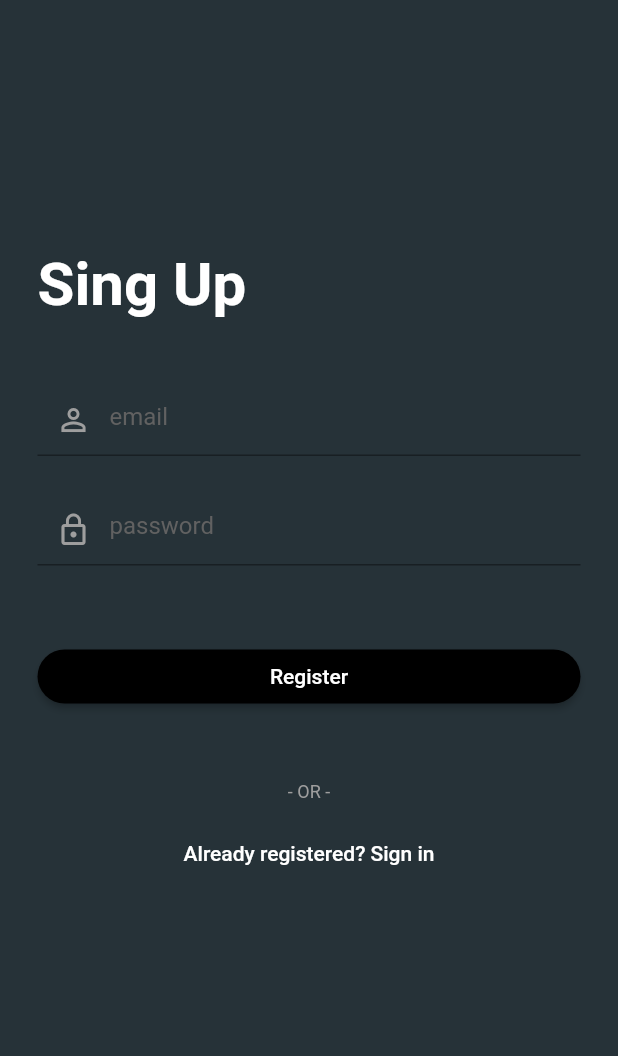
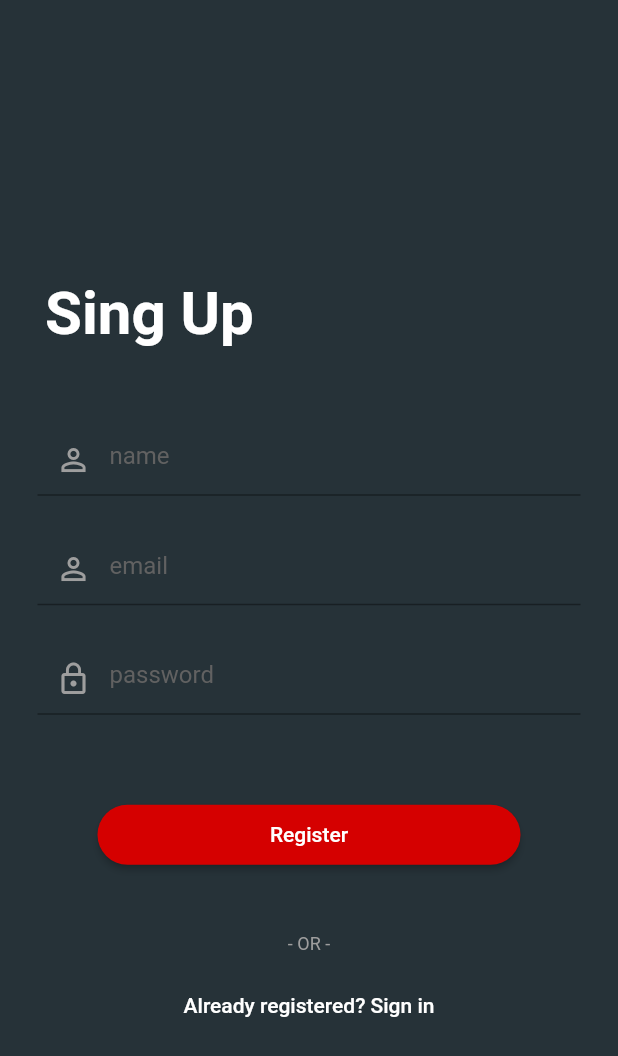
Before and after one commit to Numam2/Mars-Corporate-Wellness, a Flutter app: the screen it shows after launch, after a tap on "Sign In", after a tap on "Not registered? Sign up", on a phone screen of 412 x 824 dp. Shown: the top 1056 px of the screen. Run offline on Flutter 3.47's test engine with Material 2 defaults, Android fonts, the phone set to English and light mode, and no system bars; our stand-ins replace firebase_auth, flutter_spinkit; accounts and stored records are empty.

Commit message:
First commmit

```diff
--- a/lib/Screens/Authenticate/SignIn.dart
+++ b/lib/Screens/Authenticate/SignIn.dart
@@ -1,5 +1,6 @@
 import 'package:flutter/material.dart';
 import 'package:personal_trainer/Firebase_Services/auth.dart';
+import 'package:personal_trainer/Screens/Home/Inicio_Navigate.dart';
 import 'package:personal_trainer/Shared/Loading.dart';
 
 
@@ -25,6 +26,10 @@ String email = "";
 String password = "";
 String error = "";
 
+goHome(){
+    Navigator.push(context, MaterialPageRoute(builder: (context) => InicioNew()));
+  }
+
 ////////////////////////////////////////// Start Widget tree visible in Screen ///////////////////////////////////////////
 
 
@@ -42,13 +47,17 @@ return loading ? Loading() : Scaffold(
           ),
         ),
 
-      body: Stack(children: <Widget>[
+      body: Column(
+        mainAxisAlignment: MainAxisAlignment.center,
+        crossAxisAlignment: CrossAxisAlignment.start,
+        children: <Widget>[
 
         ////// First Text
         Container(
-          padding: EdgeInsets.fromLTRB(25.0, 110.0, 0.0, 0.0),
+          padding: EdgeInsets.fromLTRB(30.0, 0, 30.0, 0.0),
           child: Text(
                   "Log in",
+                  textAlign: TextAlign.left,
                   style: TextStyle(
                     fontSize: 40.0, fontFamily: "Roboto", fontWeight: FontWeight.bold, color: Colors.white
                   )
@@ -57,7 +66,7 @@ return loading ? Loading() : Scaffold(
 
         ////// Register form
         Container(
-          padding: EdgeInsets.fromLTRB(25.0, 175.0, 25.0, 0.0),
+          padding: EdgeInsets.fromLTRB(25.0, 25, 25.0, 0.0),
           child:Form(
             key: _formKey,
             child: Column(
@@ -67,7 +76,10 @@ return loading ? Loading() : Scaffold(
                   ///Email input
                   SizedBox(height: 25),
                   TextFormField(
+                    keyboardType: TextInputType.emailAddress,
+                    style: TextStyle(color:Colors.white),
                     validator: (val) => val.isEmpty ? "Enter an email" : null,
+                    cursorColor: Colors.redAccent[700],
                     decoration: InputDecoration(
                       hintText: "email",
                       hintStyle: TextStyle(color: Colors.grey.shade700),
@@ -76,7 +88,7 @@ return loading ? Loading() : Scaffold(
                         color: Colors.grey,
                       ),
                       focusedBorder: UnderlineInputBorder(
-                        borderSide: BorderSide(color: Colors.lightBlueAccent)
+                        borderSide: BorderSide(color: Colors.redAccent[700])
                       )
                     ),
                     onChanged: (val){
@@ -87,7 +99,9 @@ return loading ? Loading() : Scaffold(
                   ///Password input
                   SizedBox(height: 25),
                   TextFormField(
+                    style: TextStyle(color:Colors.white),
                     validator: (val) => val.length < 6 ? "Your password must have at least 6 characters" : null,
+                    cursorColor: Colors.redAccent[700],
                     decoration: InputDecoration(
                       hintText: "password",
                       hintStyle: TextStyle(color: Colors.grey.shade700),
@@ -96,7 +110,7 @@ return loading ? Loading() : Scaffold(
                         color: Colors.grey,
                       ),
                       focusedBorder: UnderlineInputBorder(
-                        borderSide: BorderSide(color: Colors.lightBlueAccent)
+                        borderSide: BorderSide(color: Colors.redAccent[700])
                       )
                     ),
                     obscureText: true,
@@ -106,9 +120,12 @@ return loading ? Loading() : Scaffold(
                   ),
 
                   ///Button Register
-                  SizedBox(height: 50),
-                  RaisedButton(
-                    color: Colors.black,
+                  SizedBox(height: 60),
+                  Container(
+                    padding: EdgeInsets.only(left:40,right:40),
+                    height: 40,
+                    child: RaisedButton(
+                      color: Colors.redAccent[700],
                       child: Text(
                         "Sign In",
                         style: TextStyle(
@@ -122,6 +139,7 @@ return loading ? Loading() : Scaffold(
                         if (_formKey.currentState.validate()){
                             setState(() => loading = true);
                             dynamic result = await _auth.signInWithEmailAndPassword(email,password);
+                            goHome();
                             if (result == null){
                               setState((){
                                 error = "Could not sign in with those credentials";
@@ -130,6 +148,7 @@ return loading ? Loading() : Scaffold(
                           }
                         }
                       }
+                    ),
                   ),
 
                    //Show error if threr is an error signing in
--- a/lib/Screens/Authenticate/register.dart
+++ b/lib/Screens/Authenticate/register.dart
@@ -1,5 +1,8 @@
+import 'package:firebase_auth/firebase_auth.dart';
 import "package:flutter/material.dart";
 import 'package:personal_trainer/Firebase_Services/auth.dart';
+import 'package:personal_trainer/Firebase_Services/database.dart';
+import 'package:personal_trainer/Screens/Profile/Onboarding.dart';
 
 class Register extends StatefulWidget {
 
@@ -16,6 +19,7 @@ final AuthService _auth = AuthService();
 final _formKey = GlobalKey<FormState>();
 
 //Text field state
+String name = "";
 String email = "";
 String password = "";
 String error = "";
@@ -35,11 +39,14 @@ String error = "";
           ),
         ),
 
-      body: Stack(children: <Widget>[
+      body: Column(
+        mainAxisAlignment: MainAxisAlignment.center,
+        crossAxisAlignment: CrossAxisAlignment.start,
+        children: <Widget>[
 
         ////// First Text
         Container(
-          padding: EdgeInsets.fromLTRB(25.0, 110.0, 0.0, 0.0),
+          padding: EdgeInsets.fromLTRB(30.0, 0, 30.0, 0.0),
           child: Text(
                   "Sing Up",
                   style: TextStyle(
@@ -50,17 +57,42 @@ String error = "";
 
         ////// Register form
         Container(
-          padding: EdgeInsets.fromLTRB(25.0, 175.0, 25.0, 0.0),
+          padding: EdgeInsets.fromLTRB(25.0, 25.0, 25.0, 0.0),
           child:Form(
             key: _formKey,
             child: Column(
               crossAxisAlignment: CrossAxisAlignment.stretch,
               children: <Widget>[
 
+                  ///Name input
+                  SizedBox(height: 25),
+                  TextFormField(
+                    style: TextStyle(color:Colors.white),
+                    validator: (val) => val.isEmpty ? "Please enter a name" : null,
+                    cursorColor: Colors.redAccent[700],
+                    decoration: InputDecoration(
+                      hintText: "name",
+                      hintStyle: TextStyle(color: Colors.grey.shade700),
+                      prefixIcon: Icon(
+                        Icons.person_outline,
+                        color: Colors.grey,
+                      ),
+                      focusedBorder: UnderlineInputBorder(
+                        borderSide: BorderSide(color: Colors.redAccent[700])
+                      )
+                    ),
+                    onChanged: (val){
+                      setState(() => name = val);
+                    },
+                  ),
+
                   ///Email input
                   SizedBox(height: 25),
                   TextFormField(
+                    keyboardType: TextInputType.emailAddress,
+                    style: TextStyle(color:Colors.white),
                     validator: (val) => val.isEmpty ? "Enter an email" : null,
+                    cursorColor: Colors.redAccent[700],
                     decoration: InputDecoration(
                       hintText: "email",
                       hintStyle: TextStyle(color: Colors.grey.shade700),
@@ -69,7 +101,7 @@ String error = "";
                         color: Colors.grey,
                       ),
                       focusedBorder: UnderlineInputBorder(
-                        borderSide: BorderSide(color: Colors.lightBlueAccent)
+                        borderSide: BorderSide(color: Colors.redAccent[700])
                       )
                     ),
                     onChanged: (val){
@@ -80,7 +112,9 @@ String error = "";
                   ///Password input
                   SizedBox(height: 25),
                   TextFormField(
+                    style: TextStyle(color:Colors.white),
                     validator: (val) => val.length < 6 ? "Your password must have at least 6 characters" : null,
+                    cursorColor: Colors.redAccent[700],
                     decoration: InputDecoration(
                       hintText: "password",
                       hintStyle: TextStyle(color: Colors.grey.shade700),
@@ -89,7 +123,7 @@ String error = "";
                         color: Colors.grey,
                       ),
                       focusedBorder: UnderlineInputBorder(
-                        borderSide: BorderSide(color: Colors.lightBlueAccent)
+                        borderSide: BorderSide(color: Colors.redAccent[700])
                       )
                     ),
                     obscureText: true,
@@ -99,9 +133,12 @@ String error = "";
                   ),
 
                   ///Button Register
-                  SizedBox(height: 50),
-                  RaisedButton(
-                    color: Colors.black,
+                  SizedBox(height: 60),
+                  Container(
+                    padding: EdgeInsets.only(left:40,right:40),
+                    height: 40,
+                    child: RaisedButton(
+                      color: Colors.redAccent[700],
                       child: Text(
                         "Register",
                         style: TextStyle(
@@ -112,13 +149,17 @@ String error = "";
                       ),
                       onPressed: () async {
                         if (_formKey.currentState.validate()){
-                        dynamic result = await _auth.registerWithEmailAndPassword(email,password);
-
+                          Navigator.push(context, MaterialPageRoute(builder: (context) => Onboarding()));
+                          dynamic result = await _auth.registerWithEmailAndPassword(email, password);
+                          final FirebaseUser user = await FirebaseAuth.instance.currentUser();
+                          final String uid = user.uid.toString();
+                          await DatabaseService(uid: uid).updateUserData(name,'Sex', '00', '0.0', '0.0', 'None', 'None', 'None',0,0,0);
                            if (this.mounted && result == null) {
                             setState(() => error = "Please provide a valid combination of email and password");
                            }
                         }
                       }
+                    ),
                   ),
 
                   //Show error if threr is an error signing in
--- a/lib/Screens/wrapper.dart
+++ b/lib/Screens/wrapper.dart
@@ -1,7 +1,7 @@
 import 'package:flutter/material.dart';
 import 'package:personal_trainer/Screens/Authenticate/authenticate.dart';
-import 'package:personal_trainer/Screens/Home/home.dart';
 import 'package:personal_trainer/Models/user.dart';
+import 'package:personal_trainer/Screens/Home/Inicio_Navigate.dart';
 import 'package:provider/provider.dart';
 
 class Wrapper extends StatelessWidget {
@@ -15,7 +15,7 @@ class Wrapper extends StatelessWidget {
     if (user == null){
       return Authenticate();
     } else{
-      return Home();
+      return InicioNew();
     }
   }
 }
--- a/lib/Shared/Loading.dart
+++ b/lib/Shared/Loading.dart
@@ -6,8 +6,8 @@ class Loading extends StatelessWidget {
   Widget build(BuildContext context) {
     return Container(
       child: Center(
-        child: SpinKitCubeGrid(
-          color: Colors.white,
+        child: SpinKitRotatingCircle(
+          color: Colors.blueGrey.shade900,
           size: 30.0,
         ),
       )
--- a/lib/main.dart
+++ b/lib/main.dart
@@ -25,6 +25,7 @@ class _MyAppState extends State<MyApp> {
 
       value: AuthService().user,
       child: MaterialApp(
+        debugShowCheckedModeBanner: false,
         home: Wrapper(),
       ),
     );
```
Also changed, not shown: lib/Firebase_Services/auth.dart (+15 -0 lines), lib/Models/user.dart (+9 -0 lines), lib/Screens/Home/home.dart (deleted, +0 -64 lines), lib/answers.dart (deleted, +0 -28 lines), lib/questions.dart (deleted, +0 -23 lines), pubspec.yaml (+65 -6 lines), pubspec.lock. Lines whose indentation alone changed are shown as unchanged.
